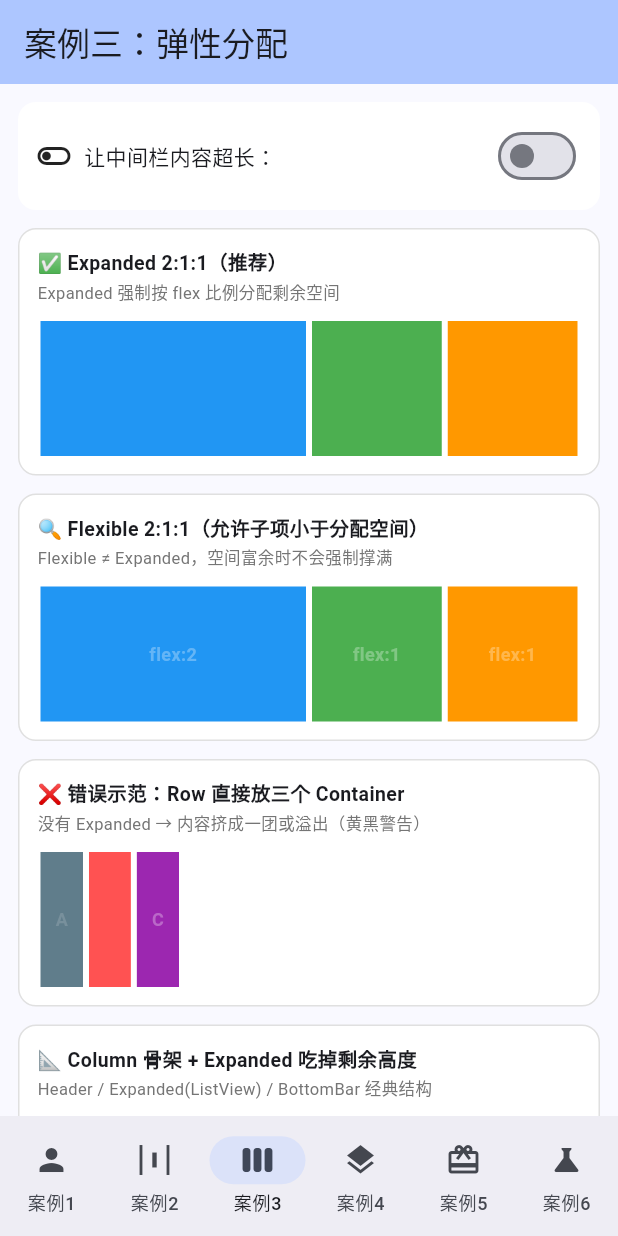
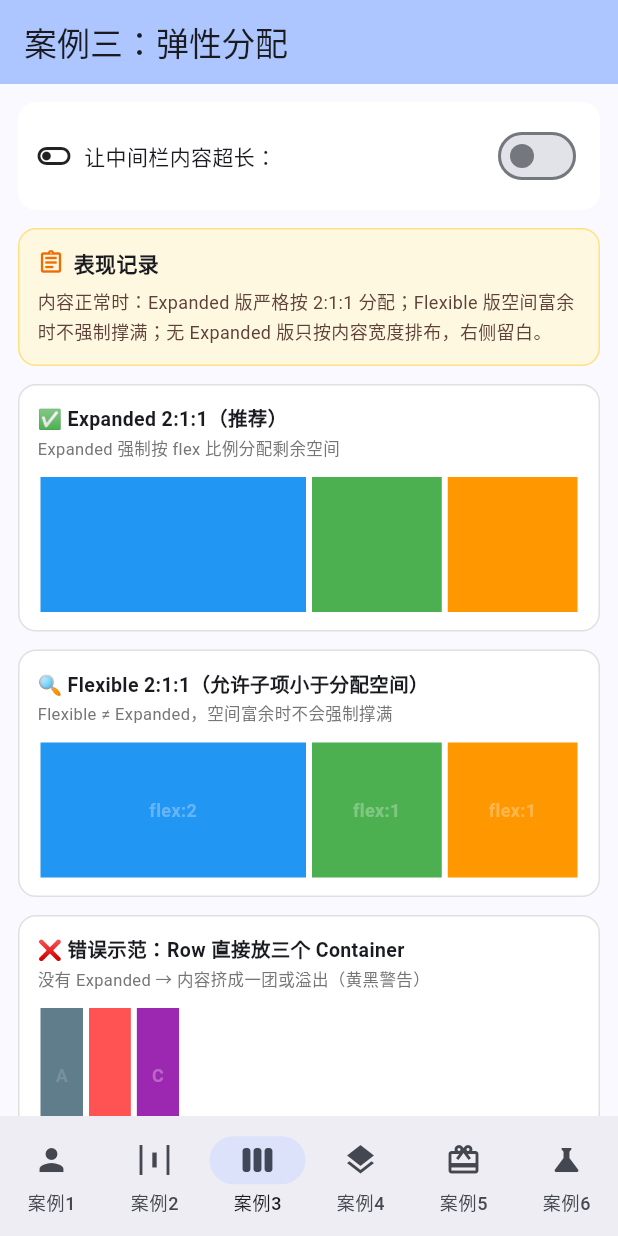
Before and after one commit to Yunbianer/lecture6, a Flutter app: the screen it shows after launch, item 3 of the bottom bar chosen, on a phone screen of 412 x 824 dp. Run offline on Flutter 3.47's test engine with Material 3 defaults, Android fonts, the phone set to English and light mode, and no system bars.

Commit message:
feat: record flex behavior and annotate AI usage
Add a live behavior record to case 3 and document page structure, run steps, and AI usage in README.

```diff
--- a/lib/pages/case3_flex_experiment.dart
+++ b/lib/pages/case3_flex_experiment.dart
@@ -33,6 +33,38 @@ class _Case3FlexExperimentState extends State<Case3FlexExperiment> {
               Switch(
                 value: _longText,
                 onChanged: (v) => setState(() => _longText = v),
+              ),
+            ],
+          ),
+        ),
+        const SizedBox(height: 12),
+
+        // 表现记录：随开关状态记录观察结论
+        Container(
+          padding: const EdgeInsets.all(12),
+          decoration: BoxDecoration(
+            color: Colors.amber.shade50,
+            borderRadius: BorderRadius.circular(12),
+            border: Border.all(color: Colors.amber.shade200),
+          ),
+          child: Column(
+            crossAxisAlignment: CrossAxisAlignment.start,
+            children: [
+              Row(
+                children: [
+                  Icon(Icons.assignment_outlined, size: 18, color: Colors.orange.shade800),
+                  const SizedBox(width: 6),
+                  const Text('表现记录', style: TextStyle(fontWeight: FontWeight.bold)),
+                ],
+              ),
+              const SizedBox(height: 6),
+              Text(
+                _longText
+                    ? '中间栏超长时：Expanded 版仍保持 2:1:1，文本省略且不溢出；'
+                        'Flexible 版允许子项小于分配空间；无 Expanded 版会把内容挤爆，出现 RenderFlex 黄黑警告。'
+                    : '内容正常时：Expanded 版严格按 2:1:1 分配；'
+                        'Flexible 版空间富余时不强制撑满；无 Expanded 版只按内容宽度排布，右侧留白。',
+                style: TextStyle(fontSize: 12, height: 1.6, color: Colors.brown.shade700),
               ),
             ],
           ),
```
Also changed, not shown: 1 other file.
